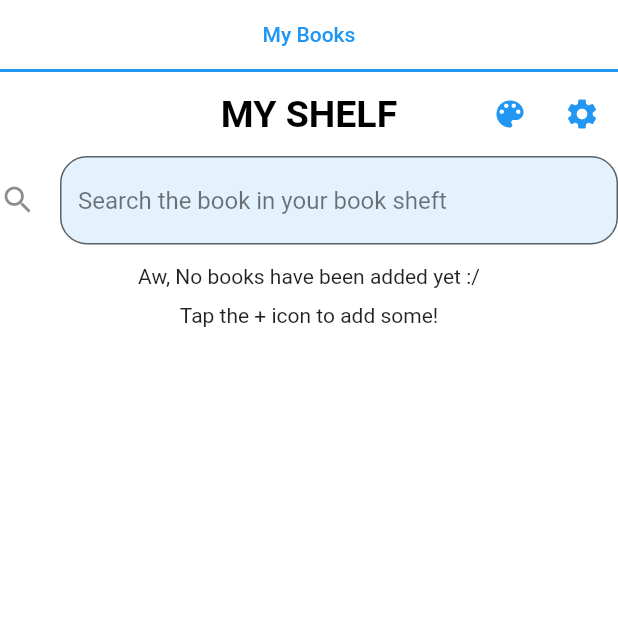
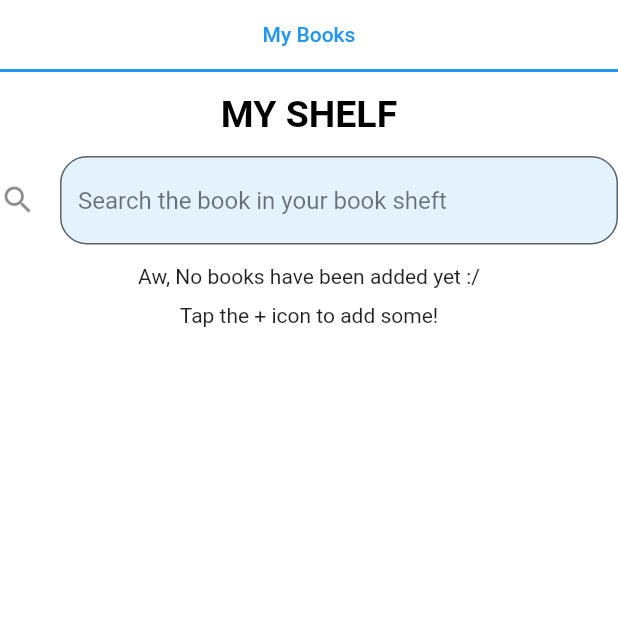
Before and after one commit to juuz0/RARS, a Flutter app: the screen it shows after launch, on a phone screen of 412 x 824 dp, the top half of it. Run offline on Flutter 3.47's test engine with Material 2 defaults, Android fonts, the phone set to English and light mode, and no system bars; our stand-ins replace file_picker, native_pdf_renderer, native_pdf_view; missing offline and left inert: a package.

Commit message:
Remove Settings and Theme icon from Main Screen

```diff
--- a/lib/main_screen.dart
+++ b/lib/main_screen.dart
@@ -74,20 +74,6 @@ class _ExploreState extends State<MainScreen> {
         ),
         elevation: 0,
         centerTitle: true,
-        actions: [
-          IconButton(
-            onPressed: () {},
-            icon: const Icon(Icons.color_lens),
-            color: Colors.blue,
-            tooltip: "Themes",
-          ),
-          IconButton(
-            icon: const Icon(Icons.settings),
-            color: Colors.blue,
-            tooltip: "Settings",
-            onPressed: () {},
-          ),
-        ],
       ),
       body: Column(
         crossAxisAlignment: CrossAxisAlignment.center,
```
